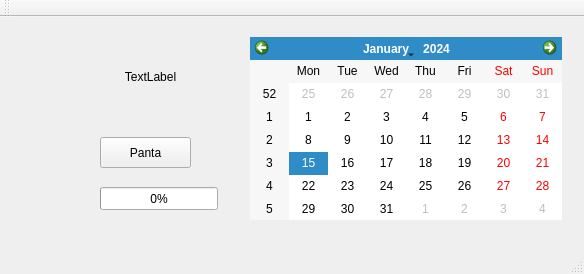
gudmunduro/lokaverkefni, file desktop/mainwindow.ui: the form before one commit.
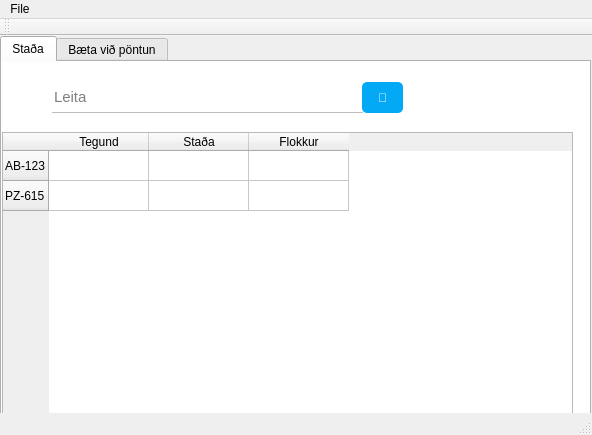
The form after the commit. The open tabs and pages were chosen to show the change.

```diff
--- a/desktop/mainwindow.ui
+++ b/desktop/mainwindow.ui
@@ -6,86 +6,230 @@
    <rect>
     <x>0</x>
     <y>0</y>
-    <width>584</width>
-    <height>274</height>
+    <width>592</width>
+    <height>435</height>
    </rect>
   </property>
   <property name="windowTitle">
    <string>MainWindow</string>
   </property>
   <widget class="QWidget" name="centralWidget">
-   <widget class="QPushButton" name="pushButton">
+   <widget class="QTabWidget" name="tabWidget">
     <property name="geometry">
      <rect>
-      <x>100</x>
-      <y>120</y>
-      <width>91</width>
-      <height>31</height>
+      <x>0</x>
+      <y>0</y>
+      <width>591</width>
+      <height>401</height>
      </rect>
     </property>
-    <property name="text">
-     <string>Panta</string>
+    <property name="sizePolicy">
+     <sizepolicy hsizetype="Expanding" vsizetype="Expanding">
+      <horstretch>1</horstretch>
+      <verstretch>1</verstretch>
+     </sizepolicy>
     </property>
-   </widget>
-   <widget class="QLabel" name="label">
-    <property name="geometry">
-     <rect>
-      <x>100</x>
-      <y>50</y>
-      <width>101</width>
-      <height>20</height>
-     </rect>
+    <property name="sizeIncrement">
+     <size>
+      <width>1</width>
+      <height>1</height>
+     </size>
     </property>
-    <property name="text">
-     <string>TextLabel</string>
+    <property name="styleSheet">
+     <string notr="true">QTabWidget{
+	background-color: #F5F5F5;
+}
+
+QLineEdit{
+	font-size: 11pt;
+	background: transparent;
+	border: none;
+	border-bottom: 1px solid #BDBDBD;
+	height: 31pt;
+}
+
+QLineEdit:focus{
+	border-bottom-color: #2196F3;
+}</string>
     </property>
-    <property name="alignment">
-     <set>Qt::AlignCenter</set>
+    <property name="currentIndex">
+     <number>1</number>
     </property>
+    <widget class="QWidget" name="tab">
+     <attribute name="title">
+      <string>Staða</string>
+     </attribute>
+     <widget class="QTableWidget" name="tableWidget">
+      <property name="geometry">
+       <rect>
+        <x>0</x>
+        <y>70</y>
+        <width>571</width>
+        <height>301</height>
+       </rect>
+      </property>
+      <property name="styleSheet">
+       <string notr="true"/>
+      </property>
+      <attribute name="verticalHeaderDefaultSectionSize">
+       <number>30</number>
+      </attribute>
+      <row>
+       <property name="text">
+        <string>AB-123</string>
+       </property>
+      </row>
+      <row>
+       <property name="text">
+        <string>PZ-615</string>
+       </property>
+      </row>
+      <column>
+       <property name="text">
+        <string>Tegund</string>
+       </property>
+      </column>
+      <column>
+       <property name="text">
+        <string>Staða</string>
+       </property>
+      </column>
+      <column>
+       <property name="text">
+        <string>Flokkur</string>
+       </property>
+      </column>
+     </widget>
+     <widget class="QLineEdit" name="lineEdit">
+      <property name="geometry">
+       <rect>
+        <x>50</x>
+        <y>20</y>
+        <width>311</width>
+        <height>31</height>
+       </rect>
+      </property>
+      <property name="styleSheet">
+       <string notr="true">QLineEdit{
+	font-size: 11pt;
+	background: transparent;
+	border: none;
+	border-bottom: 1px solid #BDBDBD;
+}
+
+QLineEdit:focus{
+	border-bottom-color: #2196F3;
+}</string>
+      </property>
+      <property name="text">
+       <string/>
+      </property>
+      <property name="placeholderText">
+       <string>Leita</string>
+      </property>
+     </widget>
+     <widget class="QPushButton" name="pushButton_2">
+      <property name="geometry">
+       <rect>
+        <x>360</x>
+        <y>20</y>
+        <width>41</width>
+        <height>31</height>
+       </rect>
+      </property>
+      <property name="styleSheet">
+       <string notr="true">QPushButton{
+	background-color: #03A9F4;
+	border: none;
+	border-radius: 5px;
+	color: white;
+}
+QPushButton:hover{
+	background-color: #0288D1;
+}
+QPushButton:pressed{
+	background-color: black;
+}</string>
+      </property>
+      <property name="text">
+       <string>🔎</string>
+      </property>
+     </widget>
+    </widget>
+    <widget class="QWidget" name="tab_2">
+     <attribute name="title">
+      <string>Bæta við pöntun</string>
+     </attribute>
+     <widget class="QLineEdit" name="lineEdit_2">
+      <property name="geometry">
+       <rect>
+        <x>30</x>
+        <y>30</y>
+        <width>113</width>
+        <height>31</height>
+       </rect>
+      </property>
+      <property name="placeholderText">
+       <string>Nafn</string>
+      </property>
+     </widget>
+     <widget class="QLineEdit" name="lineEdit_3">
+      <property name="geometry">
+       <rect>
+        <x>30</x>
+        <y>100</y>
+        <width>113</width>
+        <height>31</height>
+       </rect>
+      </property>
+      <property name="placeholderText">
+       <string>Sími</string>
+      </property>
+     </widget>
+     <widget class="QLineEdit" name="lineEdit_4">
+      <property name="geometry">
+       <rect>
+        <x>30</x>
+        <y>170</y>
+        <width>113</width>
+        <height>31</height>
+       </rect>
+      </property>
+     </widget>
+    </widget>
    </widget>
-   <widget class="QCalendarWidget" name="calendarWidget">
-    <property name="geometry">
-     <rect>
-      <x>250</x>
-      <y>20</y>
-      <width>312</width>
-      <height>183</height>
-     </rect>
-    </property>
-   </widget>
-   <widget class="QProgressBar" name="progressBar">
-    <property name="geometry">
-     <rect>
-      <x>100</x>
-      <y>170</y>
-      <width>118</width>
-      <height>23</height>
-     </rect>
-    </property>
-    <property name="value">
-     <number>0</number>
-    </property>
-   </widget>
   </widget>
+  <widget class="QToolBar" name="mainToolBar">
+   <attribute name="toolBarArea">
+    <enum>TopToolBarArea</enum>
+   </attribute>
+   <attribute name="toolBarBreak">
+    <bool>false</bool>
+   </attribute>
+  </widget>
+  <widget class="QStatusBar" name="statusBar"/>
   <widget class="QMenuBar" name="menuBar">
    <property name="geometry">
     <rect>
      <x>0</x>
      <y>0</y>
-     <width>584</width>
+     <width>592</width>
      <height>21</height>
     </rect>
    </property>
+   <widget class="QMenu" name="menuSta_a">
+    <property name="title">
+     <string>File</string>
+    </property>
+    <addaction name="actionExit"/>
+   </widget>
+   <addaction name="menuSta_a"/>
   </widget>
-  <widget class="QToolBar" name="mainToolBar">
-   <attribute name="toolBarArea">
-    <enum>TopToolBarArea</enum>
-   </attribute>
-   <attribute name="toolBarBreak">
-    <bool>false</bool>
-   </attribute>
-  </widget>
-  <widget class="QStatusBar" name="statusBar"/>
+  <action name="actionExit">
+   <property name="text">
+    <string>Exit</string>
+   </property>
+  </action>
  </widget>
  <layoutdefault spacing="6" margin="11"/>
  <resources/>
```
